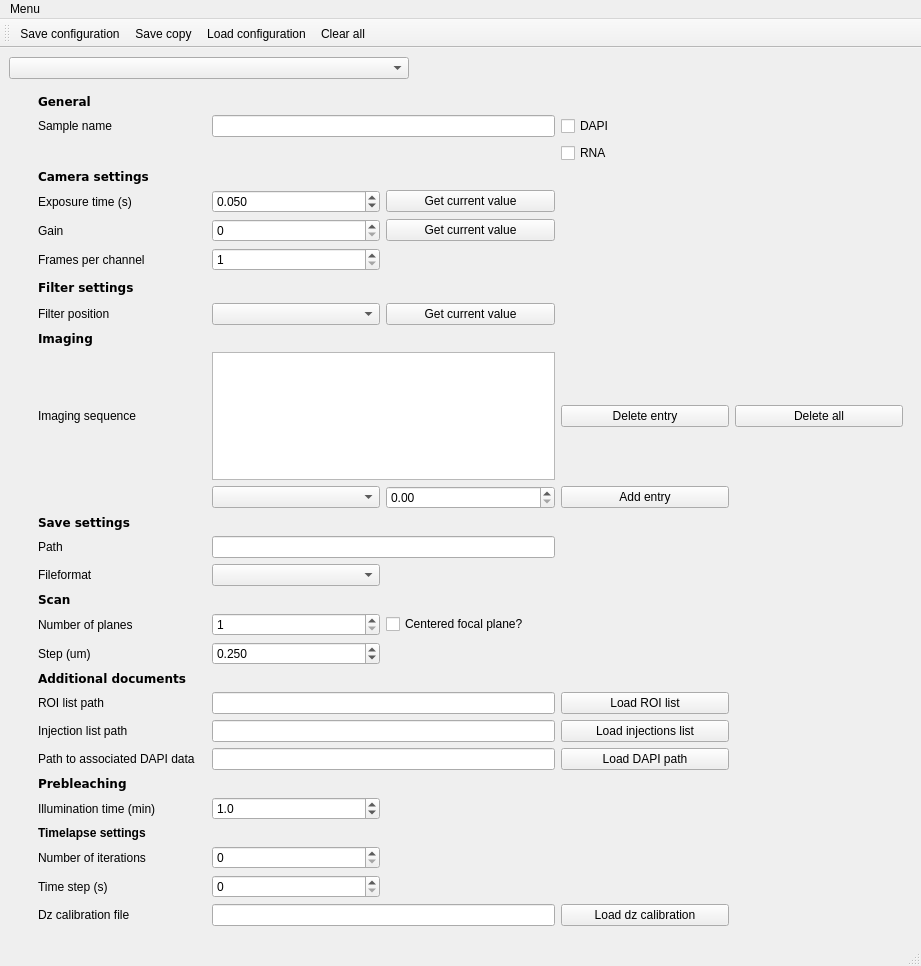
First picture: the form in gui/experiment_configurator/ui_exp_configurator.ui, repository NollmannLab/qudi-HiM, before the edit.
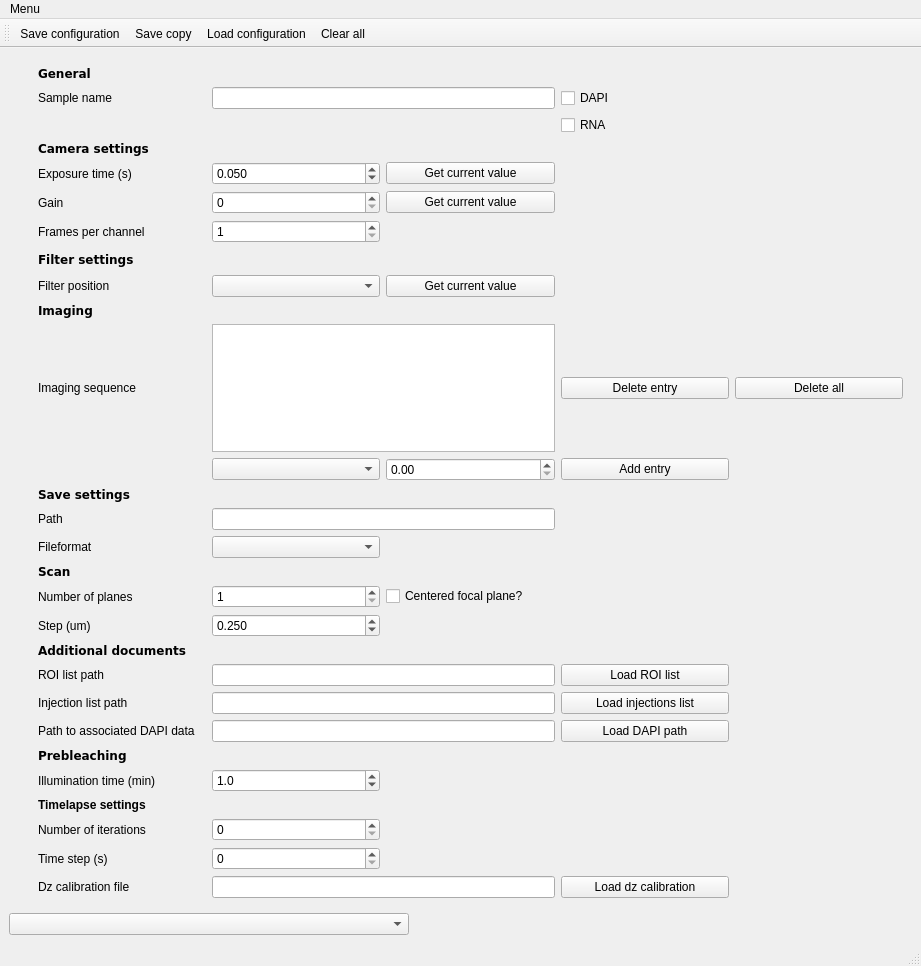
Second picture: the form after the edit.

Commit message: Chnange maximum iteration

The edit to the form file:
```diff
--- a/gui/experiment_configurator/ui_exp_configurator.ui
+++ b/gui/experiment_configurator/ui_exp_configurator.ui
@@ -15,16 +15,6 @@
   </property>
   <widget class="QWidget" name="centralwidget">
    <layout class="QVBoxLayout" name="verticalLayout">
-    <item>
-     <widget class="QComboBox" name="select_experiment_ComboBox">
-      <property name="maximumSize">
-       <size>
-        <width>400</width>
-        <height>16777215</height>
-       </size>
-      </property>
-     </widget>
-    </item>
     <item>
      <widget class="QWidget" name="formWidget" native="true">
       <layout class="QGridLayout" name="gridLayout">
@@ -303,7 +293,11 @@
         </widget>
        </item>
        <item row="34" column="2">
-        <widget class="QSpinBox" name="num_iterations_SpinBox"/>
+        <widget class="QSpinBox" name="num_iterations_SpinBox">
+         <property name="maximum">
+          <number>1000</number>
+         </property>
+        </widget>
        </item>
        <item row="4" column="2">
         <widget class="QDoubleSpinBox" name="exposure_DSpinBox">
@@ -597,6 +591,16 @@
       </layout>
      </widget>
     </item>
+    <item>
+     <widget class="QComboBox" name="select_experiment_ComboBox">
+      <property name="maximumSize">
+       <size>
+        <width>400</width>
+        <height>16777215</height>
+       </size>
+      </property>
+     </widget>
+    </item>
    </layout>
   </widget>
   <widget class="QMenuBar" name="menubar">
```
